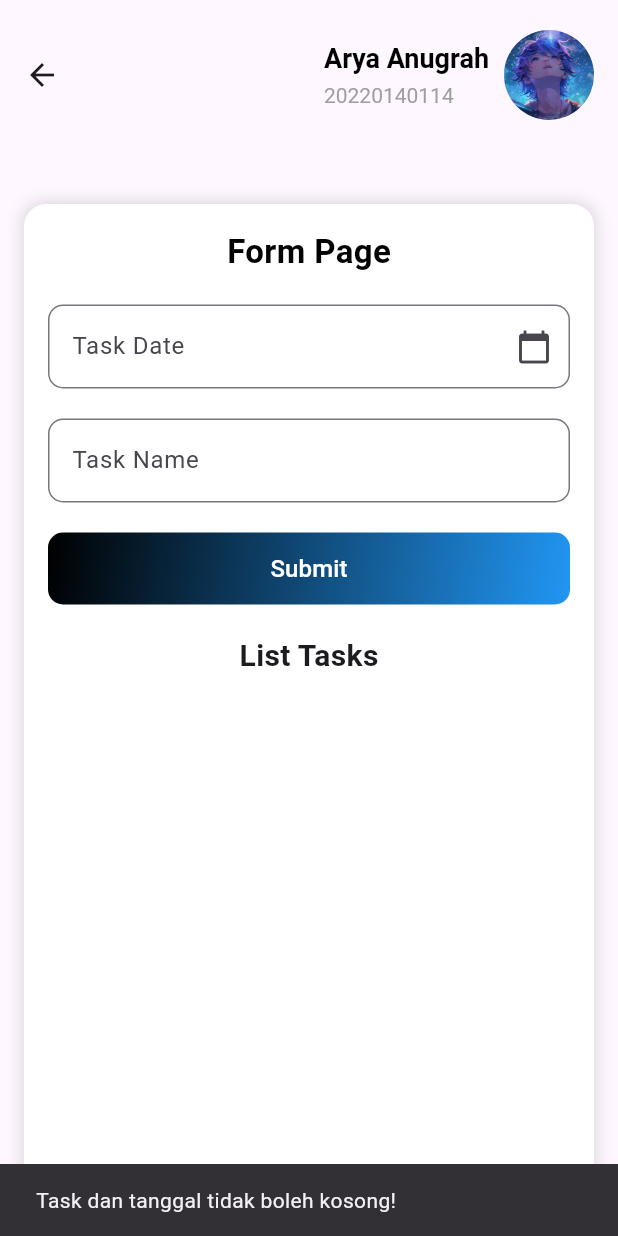
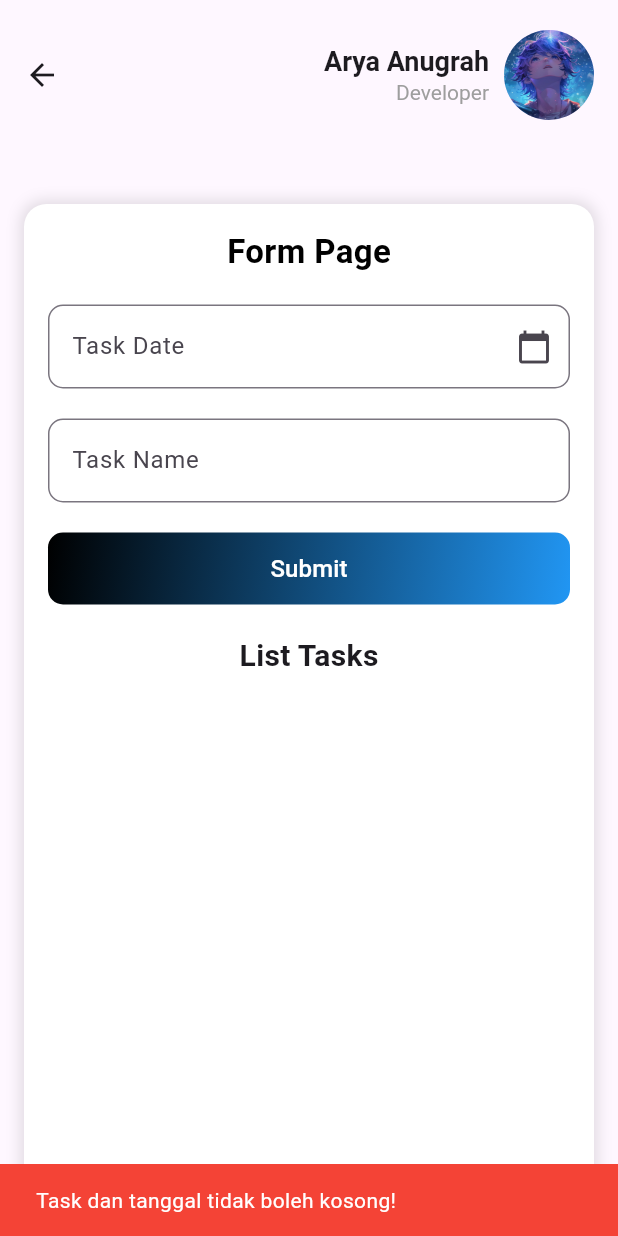
Before and after one commit to Aryaaa30/TodoApp_0114, a Flutter app: the TodoPage screen opened directly, after a tap on "Submit", on a phone screen of 412 x 824 dp. Run offline on Flutter 3.47's test engine with Material 3 defaults, Android fonts, the phone set to English and light mode, and no system bars.

Commit message:
Mengubah warna dari SnackBarnya

```diff
--- a/lib/todo_page.dart
+++ b/lib/todo_page.dart
@@ -19,7 +19,13 @@ class _TodoPageState extends State<TodoPage> {
   void _addTask() {
     if (_taskController.text.isEmpty || _dateController.text.isEmpty) {
       ScaffoldMessenger.of(context).showSnackBar(
-        const SnackBar(content: Text('Task dan tanggal tidak boleh kosong!')),
+        const SnackBar(
+          content: Text(
+            'Task dan tanggal tidak boleh kosong!',
+            style: TextStyle(color: Colors.white),
+          ),
+          backgroundColor: Colors.red, // Warna merah untuk error
+        ),
       );
       return;
     }
@@ -35,9 +41,15 @@ class _TodoPageState extends State<TodoPage> {
       _selectedDate = null;
     });
 
-    ScaffoldMessenger.of(
-      context,
-    ).showSnackBar(const SnackBar(content: Text('Task added successfully')));
+    ScaffoldMessenger.of(context).showSnackBar(
+      const SnackBar(
+        content: Text(
+          'Task added successfully!',
+          style: TextStyle(color: Colors.white),
+        ),
+        backgroundColor: Colors.green, // Warna hijau untuk sukses
+      ),
+    );
   }
 
   Future<void> _pickDate() async {
@@ -65,32 +77,21 @@ class _TodoPageState extends State<TodoPage> {
         title: Row(
           mainAxisAlignment: MainAxisAlignment.end,
           children: [
-            Column(
-              crossAxisAlignment: CrossAxisAlignment.start,
-              mainAxisSize: MainAxisSize.min,
+            const Column(
+              crossAxisAlignment: CrossAxisAlignment.end,
               children: [
-                const Text(
-                  "Arya Anugrah", // Ganti dengan nama yang sesuai
-                  style: TextStyle(
-                    fontSize: 18,
-                    fontWeight: FontWeight.bold,
-                    color: Colors.black, // Warna teks utama
-                  ),
+                Text(
+                  "Arya Anugrah",
+                  style: TextStyle(fontSize: 18, fontWeight: FontWeight.bold),
                 ),
-                const SizedBox(
-                  height: 4,
-                ), // Jarak antara teks utama dan teks kecil
-                const Text(
-                  "20220140114", // Teks kecil tambahan
-                  style: TextStyle(
-                    fontSize: 14,
-                    color: Colors.grey, // Warna abu-abu
-                  ),
+                Text(
+                  "Developer",
+                  style: TextStyle(fontSize: 14, color: Colors.grey),
                 ),
               ],
             ),
-            const SizedBox(width: 10), // Jarak antara teks dan gambar
-            CircleAvatar(
+            const SizedBox(width: 10),
+            const CircleAvatar(
               radius: 30,
               backgroundImage: AssetImage('assets/images/testes.jpg'),
             ),
@@ -102,7 +103,7 @@ class _TodoPageState extends State<TodoPage> {
           padding: const EdgeInsets.all(16.0),
           child: Column(
             children: [
-              const SizedBox(height: 20), // Jarak antara AppBar dan Form
+              const SizedBox(height: 20),
               Expanded(
                 child: Container(
                   padding: const EdgeInsets.all(16.0),
@@ -120,7 +121,6 @@ class _TodoPageState extends State<TodoPage> {
                   child: Column(
                     crossAxisAlignment: CrossAxisAlignment.start,
                     children: [
-                      // Judul Form
                       const Center(
                         child: Text(
                           "Form Page",
@@ -137,7 +137,6 @@ class _TodoPageState extends State<TodoPage> {
                         key: _key,
                         child: Column(
                           children: [
-                            // Task Date
                             TextFormField(
                               controller: _dateController,
                               readOnly: true,
@@ -154,8 +153,6 @@ class _TodoPageState extends State<TodoPage> {
                               ),
                             ),
                             const SizedBox(height: 20),
-
-                            // Task Name
                             TextFormField(
                               controller: _taskController,
                               decoration: InputDecoration(
@@ -171,7 +168,6 @@ class _TodoPageState extends State<TodoPage> {
                       ),
                       const SizedBox(height: 20),
 
-                      // Submit Button
                       Align(
                         alignment: Alignment.center,
                         child: Container(
@@ -205,7 +201,6 @@ class _TodoPageState extends State<TodoPage> {
                       ),
                       const SizedBox(height: 20),
 
-                      // List Tasks
                       const Center(
                         child: Text(
                           "List Tasks",
```
